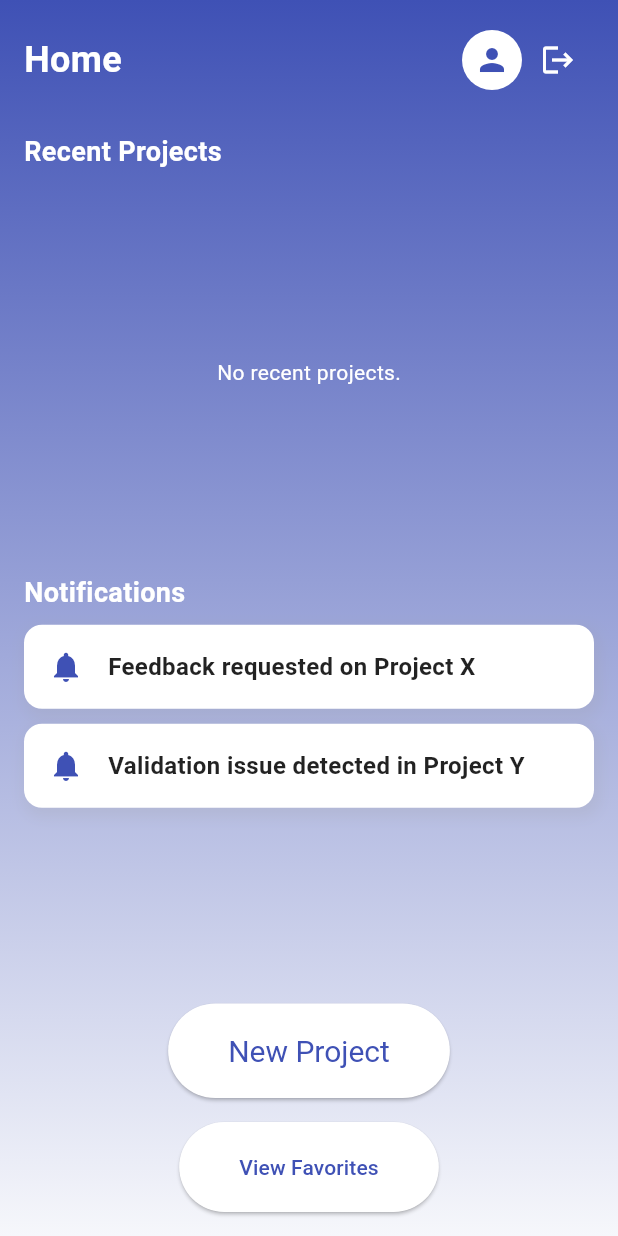
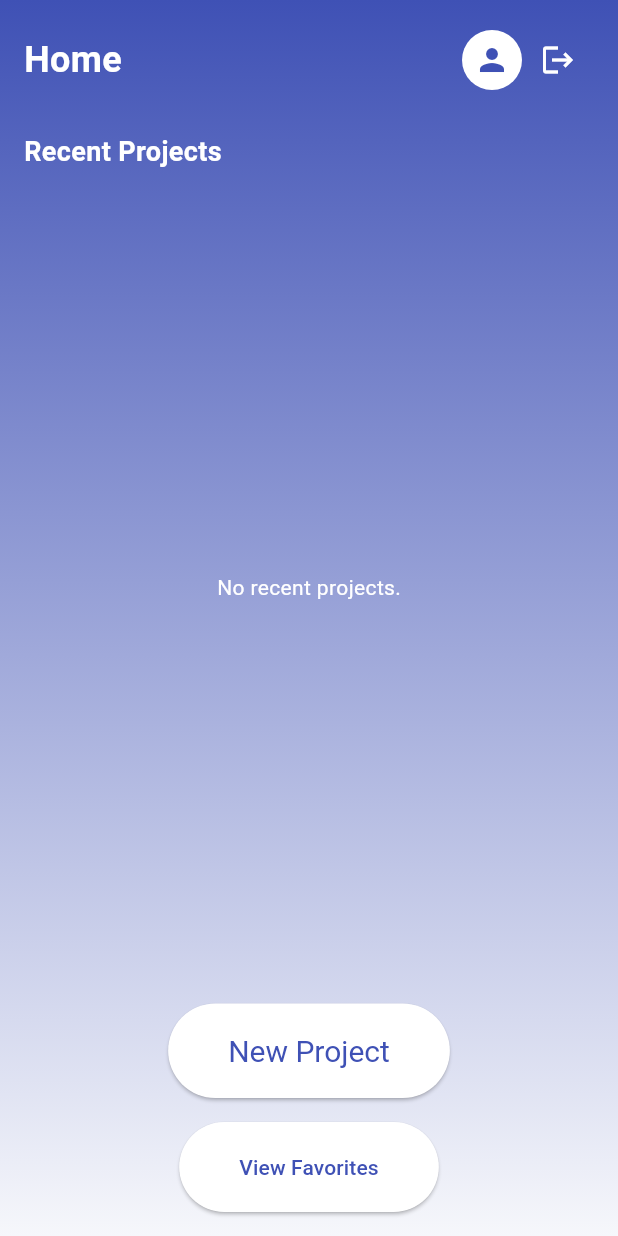
Before and after one commit to lailanabill/mobileproject, a Flutter app: the HomeScreen screen opened by its route, on a phone screen of 412 x 824 dp. Run offline on Flutter 3.47's test engine with Material 3 defaults, Android fonts, the phone set to English and light mode, and no system bars; our stand-ins replace animate_do, file_picker, permission_handler, speech_to_text, sqflite, supabase_flutter; missing offline and left inert: animated_introduction; accounts and stored records are empty.

Commit message:
Remove notification

```diff
--- a/reqbot/lib/screens/home_screen.dart
+++ b/reqbot/lib/screens/home_screen.dart
@@ -172,28 +172,7 @@ class _HomeScreenState extends State<HomeScreen> {
                             },
                           ),
                   ),
-                  const SizedBox(height: 16),
-                  const Text(
-                    'Notifications',
-                    style: TextStyle(
-                      color: Colors.white,
-                      fontSize: 18,
-                      fontWeight: FontWeight.bold,
-                    ),
-                  ),
-                  const SizedBox(height: 8),
-                  Expanded(
-                    flex: 1,
-                    child: ListView(
-                      children: const [
-                        NotificationButton(
-                            message: 'Feedback requested on Project X'),
-                        SizedBox(height: 10),
-                        NotificationButton(
-                            message: 'Validation issue detected in Project Y'),
-                      ],
-                    ),
-                  ),
+
                   const SizedBox(height: 16),
                   Center(
                     child: Column(
```
